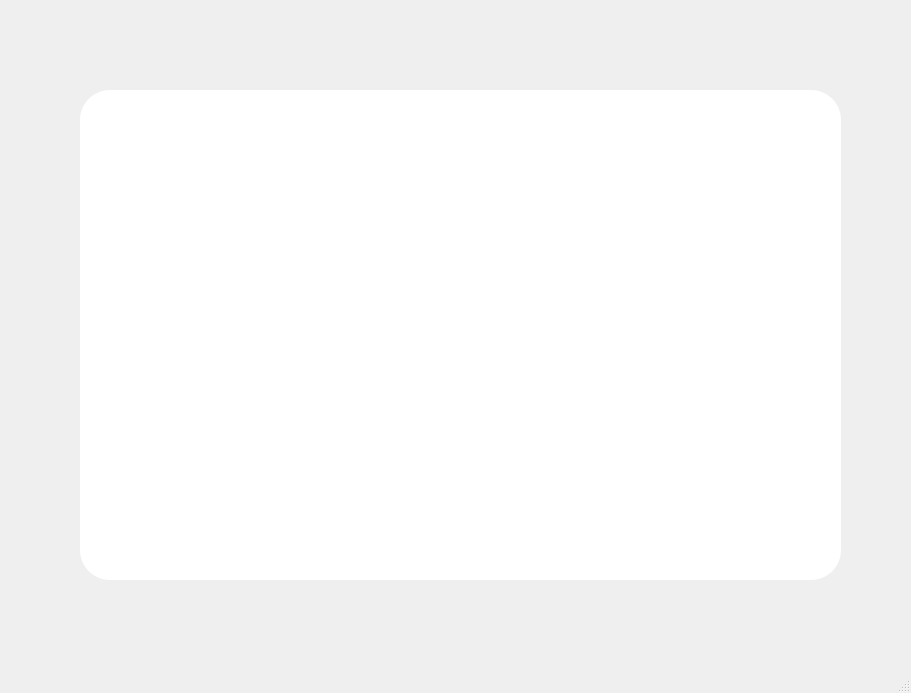
Above: UI/UI_verify.ui from 6naykai/GamingPlatform before the change. Below: the same form after it.
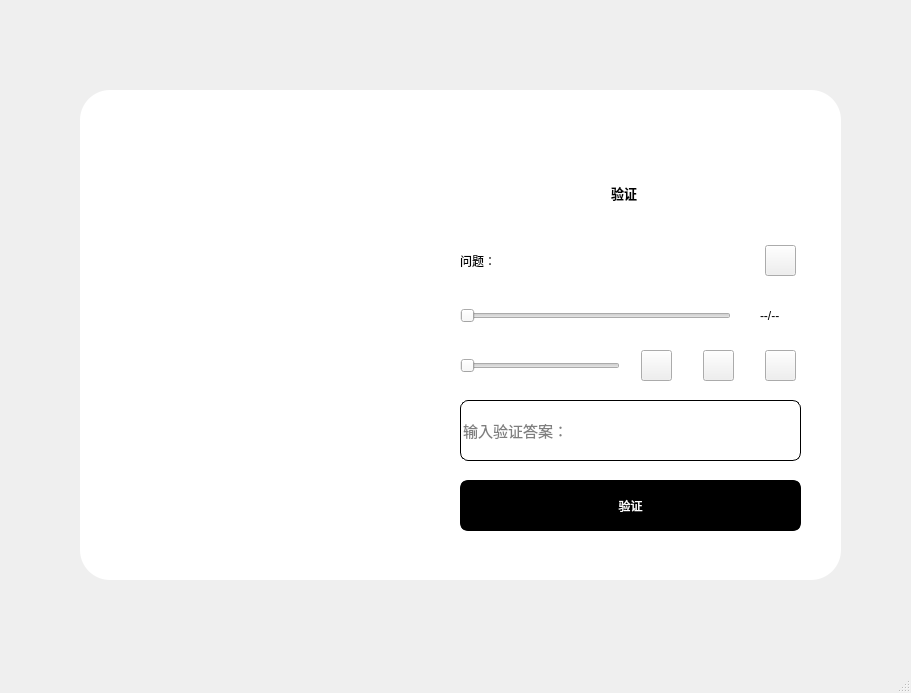
That is the form after the change. Icons and pictures are not drawn.

Commit message: 音频与问题交叉验证功能实现！

Diff of the .ui file:
```diff
--- a/UI/UI_verify.ui
+++ b/UI/UI_verify.ui
@@ -54,6 +54,267 @@
       <normaloff>:/icons/icons/close.png</normaloff>:/icons/icons/close.png</iconset>
     </property>
    </widget>
+   <widget class="QLabel" name="label_2">
+    <property name="geometry">
+     <rect>
+      <x>80</x>
+      <y>90</y>
+      <width>340</width>
+      <height>490</height>
+     </rect>
+    </property>
+    <property name="styleSheet">
+     <string notr="true">border-image: url(:/images/images/background.jpeg);
+border-top-left-radius:30px;
+border-bottom-left-radius:30px;</string>
+    </property>
+    <property name="text">
+     <string/>
+    </property>
+   </widget>
+   <widget class="QWidget" name="widget" native="true">
+    <property name="enabled">
+     <bool>true</bool>
+    </property>
+    <property name="geometry">
+     <rect>
+      <x>520</x>
+      <y>170</y>
+      <width>208</width>
+      <height>46</height>
+     </rect>
+    </property>
+    <layout class="QHBoxLayout" name="horizontalLayout">
+     <property name="spacing">
+      <number>0</number>
+     </property>
+     <property name="leftMargin">
+      <number>11</number>
+     </property>
+     <property name="topMargin">
+      <number>11</number>
+     </property>
+     <property name="rightMargin">
+      <number>11</number>
+     </property>
+     <property name="bottomMargin">
+      <number>11</number>
+     </property>
+     <item>
+      <widget class="QPushButton" name="pushButton_verify_label">
+       <property name="enabled">
+        <bool>true</bool>
+       </property>
+       <property name="font">
+        <font>
+         <pointsize>10</pointsize>
+         <weight>75</weight>
+         <bold>true</bold>
+        </font>
+       </property>
+       <property name="styleSheet">
+        <string notr="true">#pushButton_verify_label{
+	border:none;
+	color: black;
+}
+#pushButton_landing:focus{
+	
+}</string>
+       </property>
+       <property name="text">
+        <string>验证</string>
+       </property>
+      </widget>
+     </item>
+    </layout>
+   </widget>
+   <widget class="QWidget" name="widget_enroll" native="true">
+    <property name="geometry">
+     <rect>
+      <x>440</x>
+      <y>220</y>
+      <width>381</width>
+      <height>341</height>
+     </rect>
+    </property>
+    <widget class="QLineEdit" name="lineEdit_verify_answer">
+     <property name="geometry">
+      <rect>
+       <x>20</x>
+       <y>180</y>
+       <width>341</width>
+       <height>61</height>
+      </rect>
+     </property>
+     <property name="font">
+      <font>
+       <pointsize>11</pointsize>
+      </font>
+     </property>
+     <property name="styleSheet">
+      <string notr="true">border:1px solid rgb(0,0,0);
+border-radius:8px;</string>
+     </property>
+     <property name="echoMode">
+      <enum>QLineEdit::Password</enum>
+     </property>
+     <property name="placeholderText">
+      <string>输入验证答案：</string>
+     </property>
+    </widget>
+    <widget class="QPushButton" name="pushButton_verify">
+     <property name="geometry">
+      <rect>
+       <x>20</x>
+       <y>260</y>
+       <width>341</width>
+       <height>51</height>
+      </rect>
+     </property>
+     <property name="styleSheet">
+      <string notr="true">#pushButton_verify{
+	background-color: rgb(0, 0, 0);
+	color: rgb(255, 255, 255);
+	border:3px solid rgb(0,0,0);
+	border-radius:8px;
+}
+#pushButton_verify:hover{
+	background-color: rgb(255, 255, 255);
+	color: rgb(0, 0, 0);
+}
+#pushButton_verify:pressed{
+	padding-top:5px;
+	padding-left:5px;
+}</string>
+     </property>
+     <property name="text">
+      <string>验证</string>
+     </property>
+    </widget>
+    <widget class="QPushButton" name="pushButton_play_pause">
+     <property name="geometry">
+      <rect>
+       <x>263</x>
+       <y>130</y>
+       <width>31</width>
+       <height>31</height>
+      </rect>
+     </property>
+     <property name="styleSheet">
+      <string notr="true"/>
+     </property>
+     <property name="text">
+      <string/>
+     </property>
+     <property name="icon">
+      <iconset resource="../resource.qrc">
+       <normaloff>:/icons/icons/play.png</normaloff>:/icons/icons/play.png</iconset>
+     </property>
+    </widget>
+    <widget class="QLabel" name="label_time">
+     <property name="geometry">
+      <rect>
+       <x>320</x>
+       <y>80</y>
+       <width>41</width>
+       <height>31</height>
+      </rect>
+     </property>
+     <property name="text">
+      <string>--/--</string>
+     </property>
+    </widget>
+    <widget class="QLabel" name="label_question">
+     <property name="geometry">
+      <rect>
+       <x>20</x>
+       <y>20</y>
+       <width>291</width>
+       <height>41</height>
+      </rect>
+     </property>
+     <property name="text">
+      <string>问题：</string>
+     </property>
+    </widget>
+    <widget class="QPushButton" name="pushButton_questionChange">
+     <property name="geometry">
+      <rect>
+       <x>325</x>
+       <y>25</y>
+       <width>31</width>
+       <height>31</height>
+      </rect>
+     </property>
+     <property name="text">
+      <string/>
+     </property>
+     <property name="icon">
+      <iconset resource="../resource.qrc">
+       <normaloff>:/icons/icons/question_change.png</normaloff>:/icons/icons/question_change.png</iconset>
+     </property>
+    </widget>
+    <widget class="QSlider" name="horizontalSlider_progress">
+     <property name="geometry">
+      <rect>
+       <x>20</x>
+       <y>80</y>
+       <width>271</width>
+       <height>31</height>
+      </rect>
+     </property>
+     <property name="orientation">
+      <enum>Qt::Horizontal</enum>
+     </property>
+    </widget>
+    <widget class="QPushButton" name="pushButton_musicChange">
+     <property name="geometry">
+      <rect>
+       <x>325</x>
+       <y>130</y>
+       <width>31</width>
+       <height>31</height>
+      </rect>
+     </property>
+     <property name="text">
+      <string/>
+     </property>
+     <property name="icon">
+      <iconset resource="../resource.qrc">
+       <normaloff>:/icons/icons/music_change.png</normaloff>:/icons/icons/music_change.png</iconset>
+     </property>
+    </widget>
+    <widget class="QSlider" name="horizontalSlider_volume">
+     <property name="geometry">
+      <rect>
+       <x>20</x>
+       <y>130</y>
+       <width>160</width>
+       <height>31</height>
+      </rect>
+     </property>
+     <property name="orientation">
+      <enum>Qt::Horizontal</enum>
+     </property>
+    </widget>
+    <widget class="QPushButton" name="pushButton_sound">
+     <property name="geometry">
+      <rect>
+       <x>201</x>
+       <y>130</y>
+       <width>31</width>
+       <height>31</height>
+      </rect>
+     </property>
+     <property name="text">
+      <string/>
+     </property>
+     <property name="icon">
+      <iconset resource="../resource.qrc">
+       <normaloff>:/icons/icons/sound_on.png</normaloff>:/icons/icons/sound_on.png</iconset>
+     </property>
+    </widget>
+   </widget>
   </widget>
   <widget class="QMenuBar" name="menubar">
    <property name="geometry">
```
The commit also changes 14 other files.
